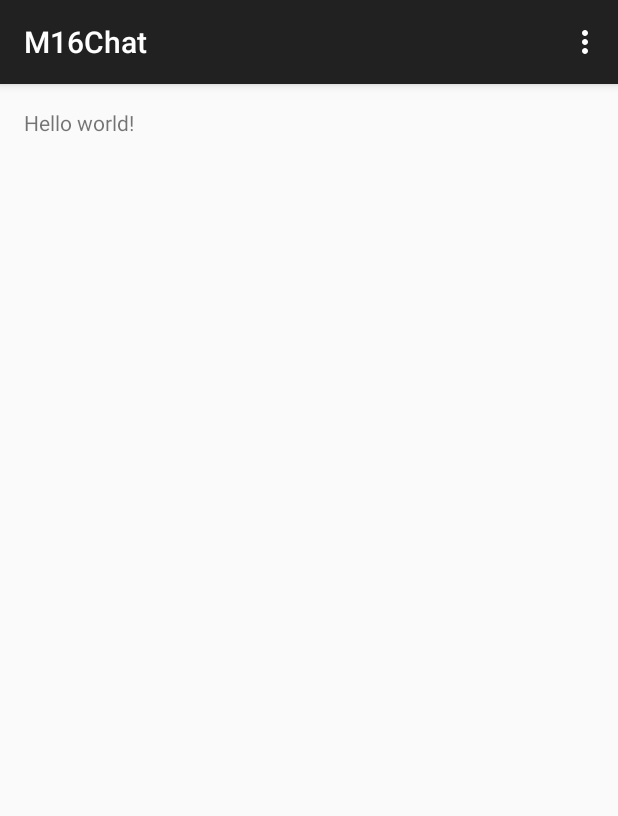
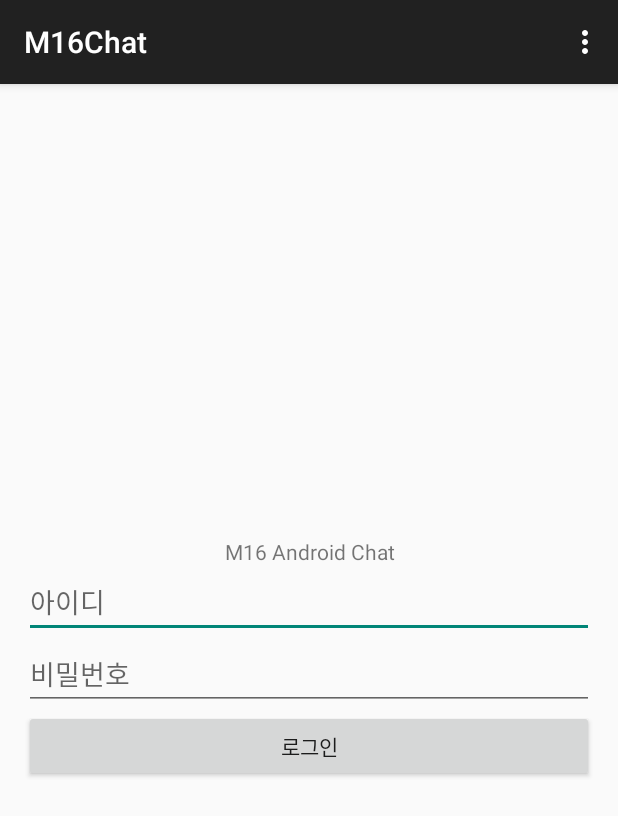
Before and after one commit to DingGGu/M16Chat-Android, an Android app: the screen it shows after launch (LoginActivity), on a phone screen of 412 x 824 dp. Shown: the top 816 px of the screen. Run offline under Robolectric (Android 15) with nearby library versions, the phone set to English and light mode, and no system bars.

Commit message:
activity_login layout

```diff
--- a/app/src/main/res/layout/activity_login.xml
+++ b/app/src/main/res/layout/activity_login.xml
@@ -5,7 +5,37 @@
     android:paddingTop="@dimen/activity_vertical_margin"
     android:paddingBottom="@dimen/activity_vertical_margin" tools:context=".LoginActivity">
 
-    <TextView android:text="@string/hello_world" android:layout_width="wrap_content"
-        android:layout_height="wrap_content" />
+    <LinearLayout
+        android:layout_width="match_parent"
+        android:layout_height="wrap_content"
+        android:layout_centerInParent="true"
+        android:orientation="vertical">
 
+        <TextView
+            android:text="M16 Android Chat"
+            android:layout_width="match_parent"
+            android:layout_height="wrap_content"
+            android:gravity="center" />
+
+        <EditText
+            android:id="@+id/login_username"
+            android:singleLine="true"
+            android:layout_width="match_parent"
+            android:layout_height="wrap_content"
+            android:hint="아이디" />
+
+        <EditText
+            android:id="@+id/login_password"
+            android:singleLine="true"
+            android:inputType="textPassword"
+            android:layout_width="match_parent"
+            android:layout_height="wrap_content"
+            android:hint="비밀번호" />
+
+        <Button
+            android:layout_width="match_parent"
+            android:layout_height="wrap_content"
+            android:text="로그인" />
+
+    </LinearLayout>
 </RelativeLayout>
```
